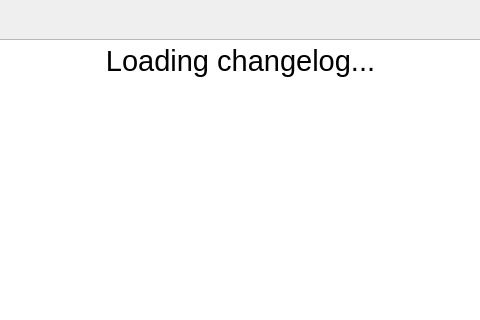
Before: the Qt Designer form application/dialogs/UpdateDialog.ui in FreesmTeam/FreesmLauncher, drawn with Qt 5; both pictures show x 88 to 568 and y 0 to 320 of the 657 by 673 pixel window.
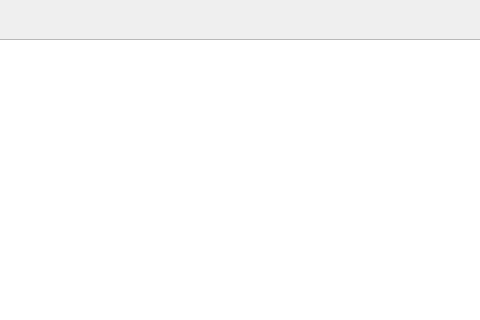
After: the same form once the commit is applied. Icons and pictures are not drawn.

Commit message: NOISSUE remove some ugly html strings to make translating slightly nicer

What changed in the file:
```diff
--- a/application/dialogs/UpdateDialog.ui
+++ b/application/dialogs/UpdateDialog.ui
@@ -42,13 +42,6 @@
    </item>
    <item>
     <widget class="QTextBrowser" name="changelogBrowser">
-     <property name="html">
-      <string>&lt;!DOCTYPE HTML PUBLIC &quot;-//W3C//DTD HTML 4.0//EN&quot; &quot;http://www.w3.org/TR/REC-html40/strict.dtd&quot;&gt;
-&lt;html&gt;&lt;head&gt;&lt;meta name=&quot;qrichtext&quot; content=&quot;1&quot; /&gt;&lt;style type=&quot;text/css&quot;&gt;
-p, li { white-space: pre-wrap; }
-&lt;/style&gt;&lt;/head&gt;&lt;body style=&quot; font-family:'Noto Sans'; font-size:12pt; font-weight:400; font-style:normal;&quot;&gt;
-&lt;p align=&quot;center&quot; style=&quot; margin-top:12px; margin-bottom:12px; margin-left:0px; margin-right:0px; -qt-block-indent:0; text-indent:0px;&quot;&gt;&lt;span style=&quot; font-family:'Bitstream Vera Sans'; font-size:22pt;&quot;&gt;Loading changelog...&lt;/span&gt;&lt;/p&gt;&lt;/body&gt;&lt;/html&gt;</string>
-     </property>
      <property name="openExternalLinks">
       <bool>true</bool>
      </property>
```
The commit also changes 2 other files.
